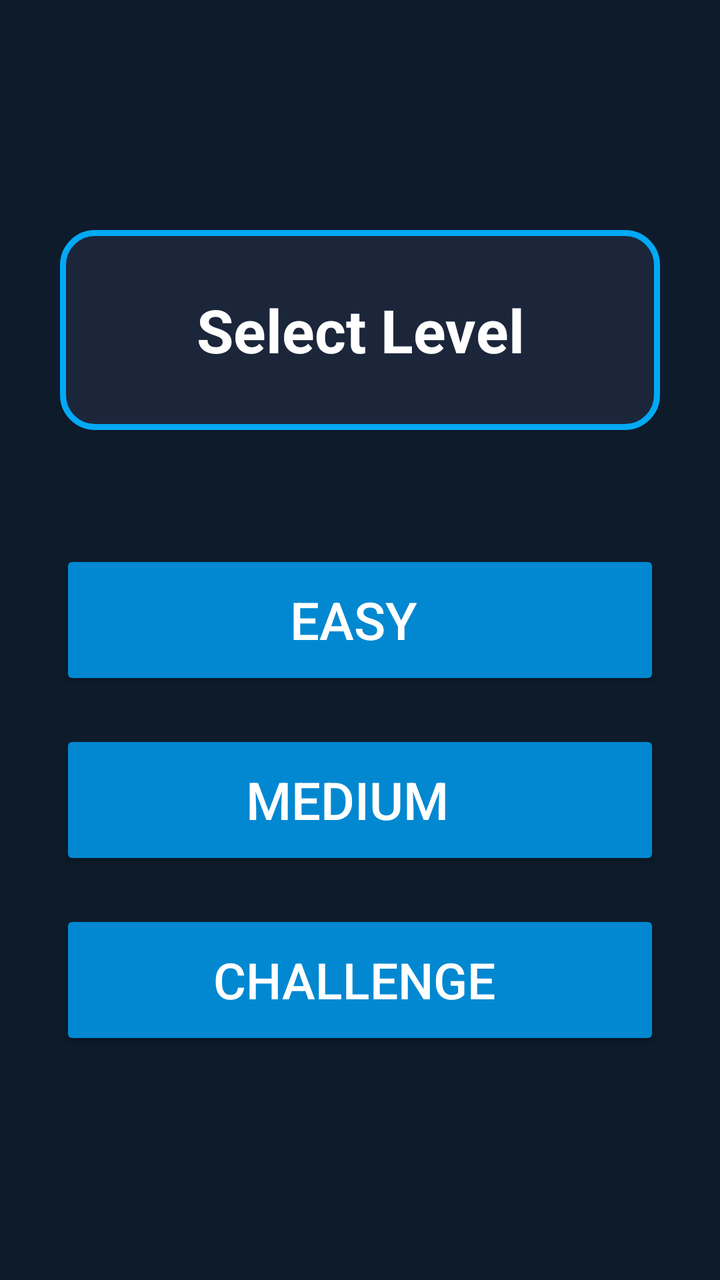
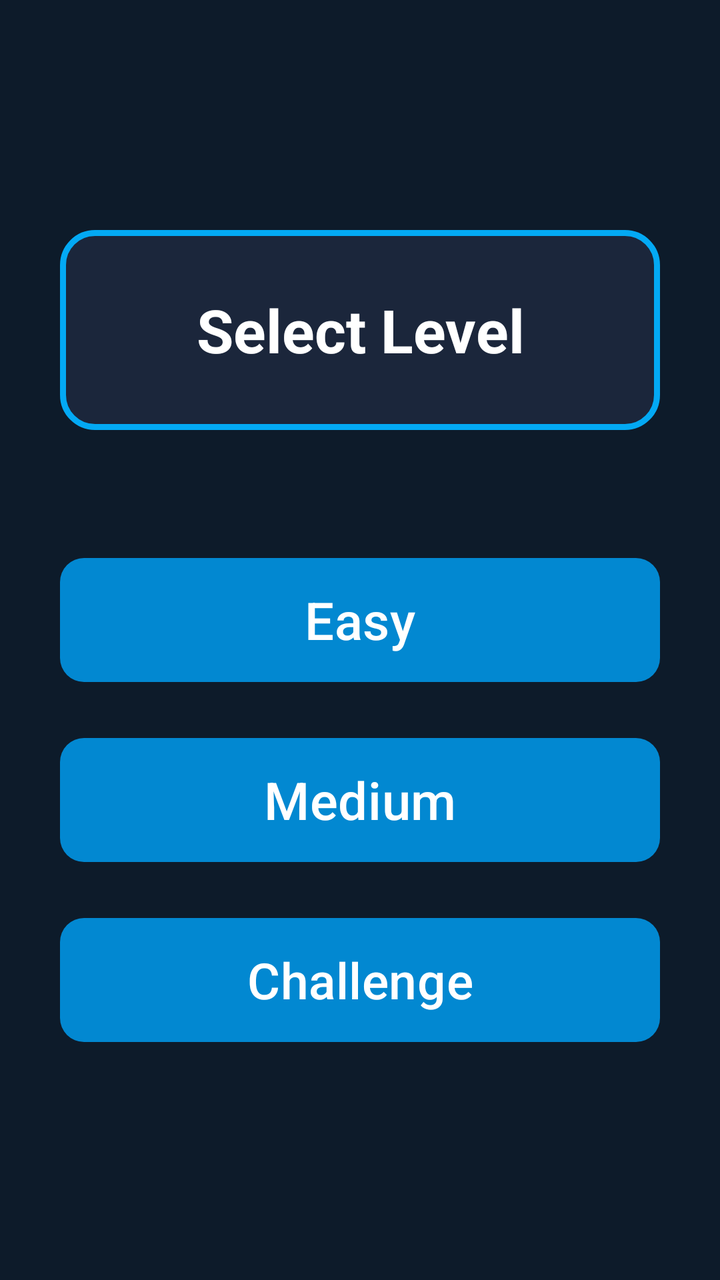

The first picture is an Android layout as it rendered before a commit; the second is the same layout after the commit. The layout source and the unified diff follow.
<!-- AndroidManifest.xml: application theme Theme.QuizApp -->
<!-- res/layout/activity_level.xml -->
<?xml version="1.0" encoding="utf-8"?>
<LinearLayout xmlns:android="http://schemas.android.com/apk/res/android"
    android:layout_width="match_parent"
    android:layout_height="match_parent"
    android:orientation="vertical"
    android:background="#0D1B2A"
    android:padding="30dp"
    android:gravity="center">

    
    <TextView
        android:layout_width="match_parent"
        android:layout_height="100dp"
        android:layout_marginBottom="60dp"
        android:background="@drawable/category_bg"
        android:gravity="center"
        android:text="Select Level"
        android:textColor="#FFFFFF"
        android:textSize="30sp"
        android:textStyle="bold" />

    
    <Button
        android:id="@+id/btnEasy"
        android:layout_width="match_parent"
        android:layout_height="70dp"
        android:text="Easy "
        android:textSize="26sp"
        android:textColor="#FFFFFF"
        android:backgroundTint="#0288D1"
        android:layout_marginBottom="20dp"
        android:elevation="6dp"/>

    
    <Button
        android:id="@+id/btnMedium"
        android:layout_width="match_parent"
        android:layout_height="70dp"
        android:text="Medium  "
        android:textSize="26sp"
        android:textColor="#FFFFFF"
        android:backgroundTint="#0288D1"
        android:layout_marginBottom="20dp"
        android:elevation="6dp"/>

    
    <Button
        android:id="@+id/btnChallenge"
        android:layout_width="match_parent"
        android:layout_height="70dp"
        android:text="Challenge "
        android:textSize="25sp"
        android:textColor="#FFFFFF"
        android:backgroundTint="#0288D1"
        android:elevation="6dp"/>

</LinearLayout>
<!-- resources referenced by this layout -->
<resources>
  <!-- drawable category_bg (drawable) -->
  <?xml version="1.0" encoding="utf-8"?>
  <shape xmlns:android="http://schemas.android.com/apk/res/android">
      <solid android:color="#1B263B" />
      <stroke
          android:width="3dp"
          android:color="#03A9F4" />
      <corners android:radius="16dp" />
  </shape>
  <style name="Theme.QuizApp" parent="Base.Theme.QuizApp" />
  <style name="Base.Theme.QuizApp" parent="Theme.Material3.DayNight.NoActionBar">
          
          
      </style>
</resources>

<!-- the commit's change to res/layout/activity_level.xml (unified diff, before → after) -->
@@ -1,57 +1,61 @@
 <?xml version="1.0" encoding="utf-8"?>
 <LinearLayout xmlns:android="http://schemas.android.com/apk/res/android"
+    xmlns:app="http://schemas.android.com/apk/res-auto"
     android:layout_width="match_parent"
     android:layout_height="match_parent"
     android:orientation="vertical"
-    android:background="#0D1B2A"
+    android:gravity="center"
     android:padding="30dp"
-    android:gravity="center">
+    android:background="#0D1B2A">
 
     
     <TextView
         android:layout_width="match_parent"
         android:layout_height="100dp"
         android:layout_marginBottom="60dp"
-        android:background="@drawable/category_bg"
         android:gravity="center"
         android:text="Select Level"
         android:textColor="#FFFFFF"
         android:textSize="30sp"
-        android:textStyle="bold" />
+        android:textStyle="bold"
+        android:background="@drawable/category_bg"/>
 
     
-    <Button
+    <com.google.android.material.button.MaterialButton
         android:id="@+id/btnEasy"
         android:layout_width="match_parent"
         android:layout_height="70dp"
-        android:text="Easy "
+        android:layout_marginBottom="20dp"
+        android:text="Easy"
         android:textSize="26sp"
         android:textColor="#FFFFFF"
-        android:backgroundTint="#0288D1"
-        android:layout_marginBottom="20dp"
-        android:elevation="6dp"/>
+        app:backgroundTint="#0288D1"
+        app:elevation="6dp"
+        app:cornerRadius="12dp"/>
 
     
-    <Button
+    <com.google.android.material.button.MaterialButton
         android:id="@+id/btnMedium"
         android:layout_width="match_parent"
         android:layout_height="70dp"
-        android:text="Medium  "
+        android:layout_marginBottom="20dp"
+        android:text="Medium"
         android:textSize="26sp"
         android:textColor="#FFFFFF"
-        android:backgroundTint="#0288D1"
-        android:layout_marginBottom="20dp"
-        android:elevation="6dp"/>
+        app:backgroundTint="#0288D1"
+        app:elevation="6dp"
+        app:cornerRadius="12dp"/>
 
     
-    <Button
+    <com.google.android.material.button.MaterialButton
         android:id="@+id/btnChallenge"
         android:layout_width="match_parent"
         android:layout_height="70dp"
-        android:text="Challenge "
+        android:text="Challenge"
         android:textSize="25sp"
         android:textColor="#FFFFFF"
-        android:backgroundTint="#0288D1"
-        android:elevation="6dp"/>
+        app:backgroundTint="#0288D1"
+        app:elevation="6dp"
+        app:cornerRadius="12dp"/>
 
 </LinearLayout>
